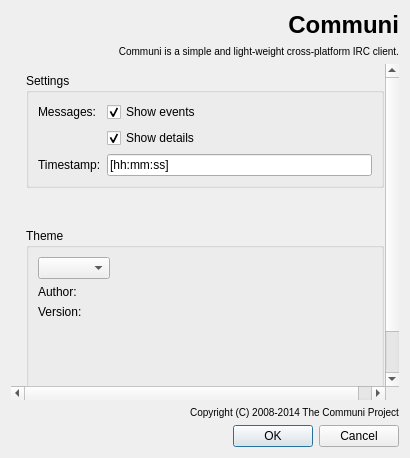
Above: src/app/settingspage.ui from communi/communi-desktop before the change. Below: the same form after it.
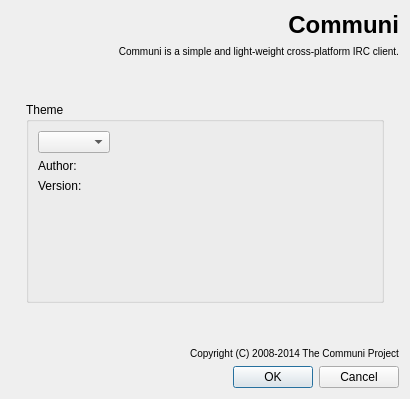
That is the form after the change. Icons and pictures are not drawn. Custom widgets are drawn as their Qt base class.

Commit message: Reduce the amount of settings

Diff of the .ui file:
```diff
--- a/src/app/settingspage.ui
+++ b/src/app/settingspage.ui
@@ -75,7 +75,7 @@
          </property>
         </spacer>
        </item>
-       <item row="3" column="1">
+       <item row="2" column="1">
         <spacer name="bottomSpacer">
          <property name="orientation">
           <enum>Qt::Vertical</enum>
@@ -91,7 +91,7 @@
          </property>
         </spacer>
        </item>
-       <item row="2" column="0">
+       <item row="1" column="0">
         <widget class="QWidget" name="leftSpacer" native="true">
          <property name="sizePolicy">
           <sizepolicy hsizetype="Expanding" vsizetype="Preferred">
@@ -101,7 +101,17 @@
          </property>
         </widget>
        </item>
-       <item row="2" column="1">
+       <item row="1" column="2">
+        <widget class="QWidget" name="rightSpacer" native="true">
+         <property name="sizePolicy">
+          <sizepolicy hsizetype="Expanding" vsizetype="Preferred">
+           <horstretch>1</horstretch>
+           <verstretch>0</verstretch>
+          </sizepolicy>
+         </property>
+        </widget>
+       </item>
+       <item row="1" column="1">
         <widget class="QGroupBox" name="themeBox">
          <property name="sizePolicy">
           <sizepolicy hsizetype="MinimumExpanding" vsizetype="MinimumExpanding">
@@ -189,81 +199,6 @@
          </layout>
         </widget>
        </item>
-       <item row="2" column="2">
-        <widget class="QWidget" name="rightSpacer" native="true">
-         <property name="sizePolicy">
-          <sizepolicy hsizetype="Expanding" vsizetype="Preferred">
-           <horstretch>1</horstretch>
-           <verstretch>0</verstretch>
-          </sizepolicy>
-         </property>
-        </widget>
-       </item>
-       <item row="1" column="1">
-        <widget class="QGroupBox" name="settingsBox">
-         <property name="title">
-          <string>Settings</string>
-         </property>
-         <layout class="QFormLayout" name="settingsLayout">
-          <property name="fieldGrowthPolicy">
-           <enum>QFormLayout::AllNonFixedFieldsGrow</enum>
-          </property>
-          <item row="0" column="0">
-           <widget class="QLabel" name="messagesLabel">
-            <property name="text">
-             <string>Messages:</string>
-            </property>
-           </widget>
-          </item>
-          <item row="0" column="1">
-           <widget class="QCheckBox" name="eventsBox">
-            <property name="toolTip">
-             <string>Show joins, parts and quits</string>
-            </property>
-            <property name="text">
-             <string>Show events</string>
-            </property>
-            <property name="checked">
-             <bool>true</bool>
-            </property>
-           </widget>
-          </item>
-          <item row="1" column="1">
-           <widget class="QCheckBox" name="detailsBox">
-            <property name="toolTip">
-             <string>Show user hosts, quit messages etc.</string>
-            </property>
-            <property name="text">
-             <string>Show details</string>
-            </property>
-            <property name="checked">
-             <bool>true</bool>
-            </property>
-           </widget>
-          </item>
-          <item row="2" column="0">
-           <widget class="QLabel" name="timestampLabel">
-            <property name="text">
-             <string>Timestamp:</string>
-            </property>
-           </widget>
-          </item>
-          <item row="2" column="1">
-           <widget class="QLineEdit" name="timestampField">
-            <property name="sizePolicy">
-             <sizepolicy hsizetype="Preferred" vsizetype="Fixed">
-              <horstretch>0</horstretch>
-              <verstretch>0</verstretch>
-             </sizepolicy>
-            </property>
-            <property name="text">
-             <string>[hh:mm:ss]</string>
-            </property>
-           </widget>
-          </item>
-         </layout>
-        </widget>
-       </item>
       </layout>
      </widget>
     </widget>
```
The commit also changes 5 other files.
